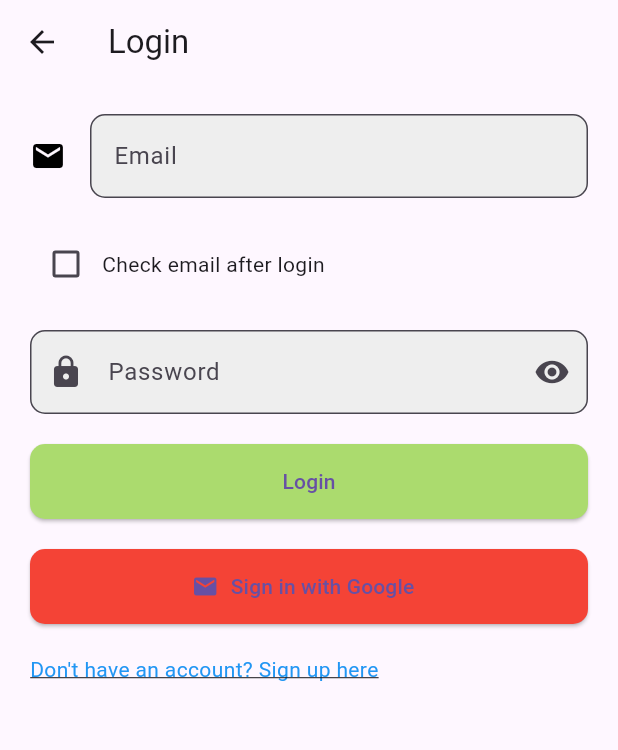
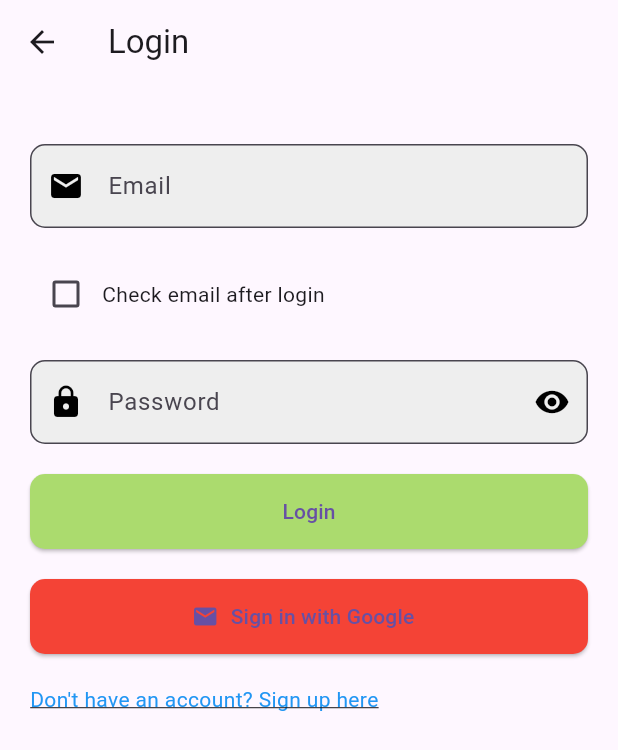
Before and after one commit to Ronakk4/ipdapp, a Flutter app: the screen it shows after launch, after a tap on "Get Started", on a phone screen of 412 x 824 dp. Shown: the top 750 px of the screen. Run offline on Flutter 3.47's test engine with Material 3 defaults, Android fonts, the phone set to English and light mode, and no system bars.

Commit message:
modified login

```diff
--- a/lib/main.dart
+++ b/lib/main.dart
@@ -1,5 +1,5 @@
 import 'package:flutter/material.dart';
-import 'screens/home screen.dart';
+import 'screens/home.dart';
 import 'screens/login.dart';
 
 void main() {
--- a/lib/screens/home screen.dart
+++ /dev/null
@@ -1,56 +0,0 @@
-import 'package:flutter/material.dart';
-import '../utility/colors.dart';
-import '../widgets/customButton.dart';
-class HomeScreen extends StatelessWidget {
-  const HomeScreen({super.key});
-
-  @override
-  Widget build(BuildContext context) {
-    return   Scaffold(
-      body:  Column(
-        mainAxisAlignment: MainAxisAlignment.center,
-        children: [
-          Image.asset('assets/images/Image.png'),
-          Padding(padding:const EdgeInsets.symmetric(vertical: 17.0)),
-          const Text(
-            'Agri-Commodity',
-            style: const TextStyle(
-              fontSize: 33,
-              fontWeight: FontWeight.bold,
-            ),
-          ),
-         // Padding(padding:const EdgeInsets.symmetric(vertical: 20.0)),
-           const Text(
-            'Price Predictor',
-            style: const TextStyle(
-              fontSize: 33,
-              fontWeight: FontWeight.bold,
-            )
-           ),
-
-           Padding(padding:const EdgeInsets.symmetric(vertical: 17.0)),
-           const Text(
-            'Predict prices accurately with ease',
-            style: const TextStyle(
-              fontSize: 18,
-              fontWeight: FontWeight.w600,
-              color: AppColors.darkGreen
-            )
-           ),
-          Padding(padding:const EdgeInsets.symmetric(vertical: 17.0)),
-        CustomButton(text: "Get Started", onPressed: (){Navigator.pushNamed(context, '/login');
-
-        })
-
-
-
-
-
-
-
-        ],
-
-      ),
-    );
-  }
-}
--- /dev/null
+++ b/lib/screens/home.dart
@@ -0,0 +1,46 @@
+import 'package:flutter/material.dart';
+import '../utility/colors.dart';
+import '../widgets/customButton.dart';
+
+class HomeScreen extends StatelessWidget {
+  const HomeScreen({super.key});
+
+  @override
+  Widget build(BuildContext context) {
+    return Scaffold(
+      body: Column(
+        mainAxisAlignment: MainAxisAlignment.center,
+        children: [
+          Image.asset('assets/images/Image.png'),
+          const Padding(padding: EdgeInsets.symmetric(vertical: 17.0)),
+          const Text(
+            'Agri-Commodity',
+            style: TextStyle(
+              fontSize: 33,
+              fontWeight: FontWeight.bold,
+            ),
+          ),
+          // Padding(padding:const EdgeInsets.symmetric(vertical: 20.0)),
+          const Text('Price Predictor',
+              style: TextStyle(
+                fontSize: 33,
+                fontWeight: FontWeight.bold,
+              )),
+
+          const Padding(padding: EdgeInsets.symmetric(vertical: 17.0)),
+          const Text('Predict prices accurately with ease',
+              style: TextStyle(
+                  fontSize: 18,
+                  fontWeight: FontWeight.w600,
+                  color: AppColors.darkGreen)),
+          const Padding(padding: EdgeInsets.symmetric(vertical: 17.0)),
+          CustomButton(
+              text: "Get Started",
+              onPressed: () {
+                Navigator.pushNamed(context, '/login');
+              })
+        ],
+      ),
+    );
+  }
+}
--- a/lib/screens/login.dart
+++ b/lib/screens/login.dart
@@ -1,15 +1,20 @@
 import 'package:flutter/material.dart';
 import '../utility/colors.dart';
 
-class LoginPage extends StatelessWidget {
+class LoginPage extends StatefulWidget {
+  @override
+  _LoginPageState createState() => _LoginPageState();
+}
+
+class _LoginPageState extends State<LoginPage> {
+  bool isChecked = false; // Initial state of the checkbox
+  bool obscureText = true; // Initial state of password visibility
+
   @override
   Widget build(BuildContext context) {
-    bool isChecked = false; // Initial state of the checkbox
-    bool obscureText = true; // Initial state of password visibility
-
     return Scaffold(
       appBar: AppBar(
-        title: Text('Login'),
+        title: const Text('Login'),
       ),
       body: SingleChildScrollView(
         child: Padding(
@@ -18,37 +23,40 @@ class LoginPage extends StatelessWidget {
             mainAxisAlignment: MainAxisAlignment.center,
             crossAxisAlignment: CrossAxisAlignment.stretch,
             children: [
+              const SizedBox(height: 20),
               TextField(
                 decoration: InputDecoration(
                   hintText: 'Email',
-                  icon: Container(
+                  prefixIcon: Container(
                     width: 24, // Adjust the width as needed
                     height: 24, // Adjust the height as needed
-                    child: Icon(Icons.email, color: Colors.black),
+                    child: const Icon(Icons.email, color: Colors.black),
                   ),
                   filled: true,
                   fillColor: Colors.grey[200],
                   border: OutlineInputBorder(
                     borderRadius: BorderRadius.circular(10.0),
-                    borderSide: BorderSide(
+                    borderSide: const BorderSide(
                       color: Colors.grey,
                     ),
                   ),
                 ),
               ),
-              SizedBox(height: 20),
+              const SizedBox(height: 20),
               Row(
                 children: [
                   Checkbox(
                     value: isChecked,
                     onChanged: (bool? value) {
-                      isChecked = value!;
+                      setState(() {
+                        isChecked = value!;
+                      });
                     },
                   ),
-                  Text('Check email after login'),
+                  const Text('Check email after login'),
                 ],
               ),
-              SizedBox(height: 20),
+              const SizedBox(height: 20),
               TextField(
                 obscureText: obscureText,
                 decoration: InputDecoration(
@@ -56,59 +64,64 @@ class LoginPage extends StatelessWidget {
                   prefixIcon: Container(
                     width: 24, // Adjust the width as needed
                     height: 24, // Adjust the height as needed
-                    child: Icon(Icons.lock),
+                    child: const Icon(Icons.lock, color: Colors.black),
                   ),
                   suffixIcon: IconButton(
-                    icon: Icon(obscureText ? Icons.visibility : Icons.visibility_off),
+                    color: Colors.black,
+                    icon: Icon(
+                        obscureText ? Icons.visibility : Icons.visibility_off),
                     onPressed: () {
-                      obscureText = !obscureText; // Toggle password visibility
+                      setState(() {
+                        obscureText =
+                            !obscureText; // Toggle password visibility
+                      });
                     },
                   ),
                   filled: true,
                   fillColor: Colors.grey[200],
                   border: OutlineInputBorder(
                     borderRadius: BorderRadius.circular(10.0),
-                    borderSide: BorderSide(
+                    borderSide: const BorderSide(
                       color: Colors.grey,
                     ),
                   ),
                 ),
               ),
-              SizedBox(height: 20),
+              const SizedBox(height: 20),
               ElevatedButton(
                 onPressed: () {
                   // Login logic here
                 },
-                child: Text('Login'),
+                child: const Text('Login'),
                 style: ElevatedButton.styleFrom(
                   backgroundColor: AppColors.buttonColor,
-                  minimumSize: Size(double.infinity, 50),
+                  minimumSize: const Size(double.infinity, 50),
                   shape: RoundedRectangleBorder(
                     borderRadius: BorderRadius.circular(10.0),
                   ),
                 ),
               ),
-              SizedBox(height: 20),
+              const SizedBox(height: 20),
               ElevatedButton.icon(
                 onPressed: () {
                   // Google sign-in logic here
                 },
-                icon: Icon(Icons.mail),
-                label: Text('Sign in with Google'),
+                icon: const Icon(Icons.mail),
+                label: const Text('Sign in with Google'),
                 style: ElevatedButton.styleFrom(
                   backgroundColor: Colors.red,
-                  minimumSize: Size(double.infinity, 50),
+                  minimumSize: const Size(double.infinity, 50),
                   shape: RoundedRectangleBorder(
                     borderRadius: BorderRadius.circular(10.0),
                   ),
                 ),
               ),
-              SizedBox(height: 20),
+              const SizedBox(height: 20),
               GestureDetector(
                 onTap: () {
                   // Handle sign-up action
                 },
-                child: Text(
+                child: const Text(
                   "Don't have an account? Sign up here",
                   style: TextStyle(
                     color: Colors.blue,
```
Also changed, not shown: pubspec.lock.
